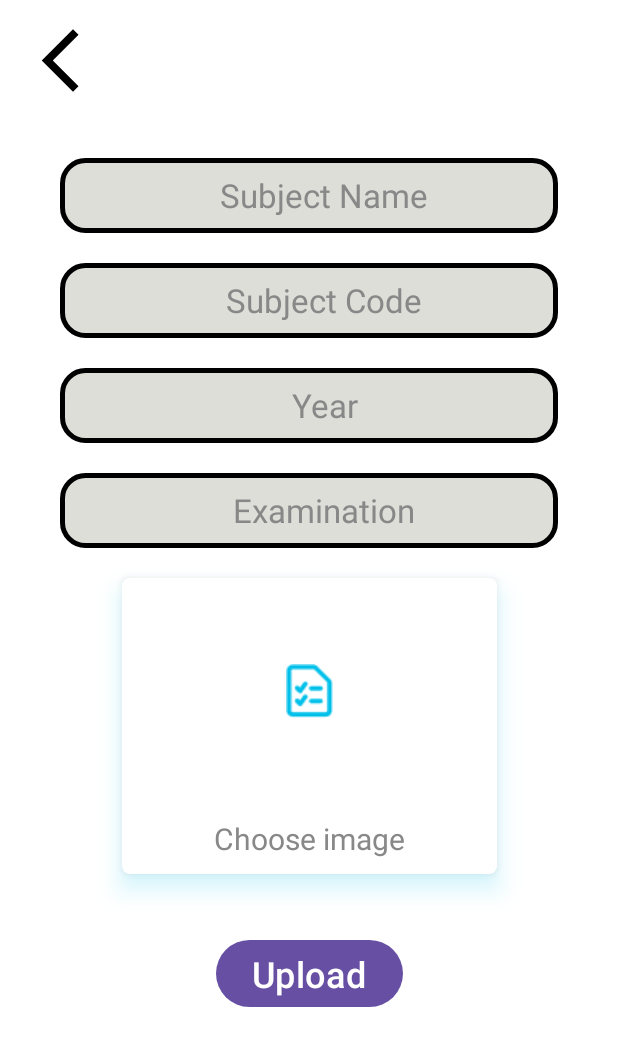
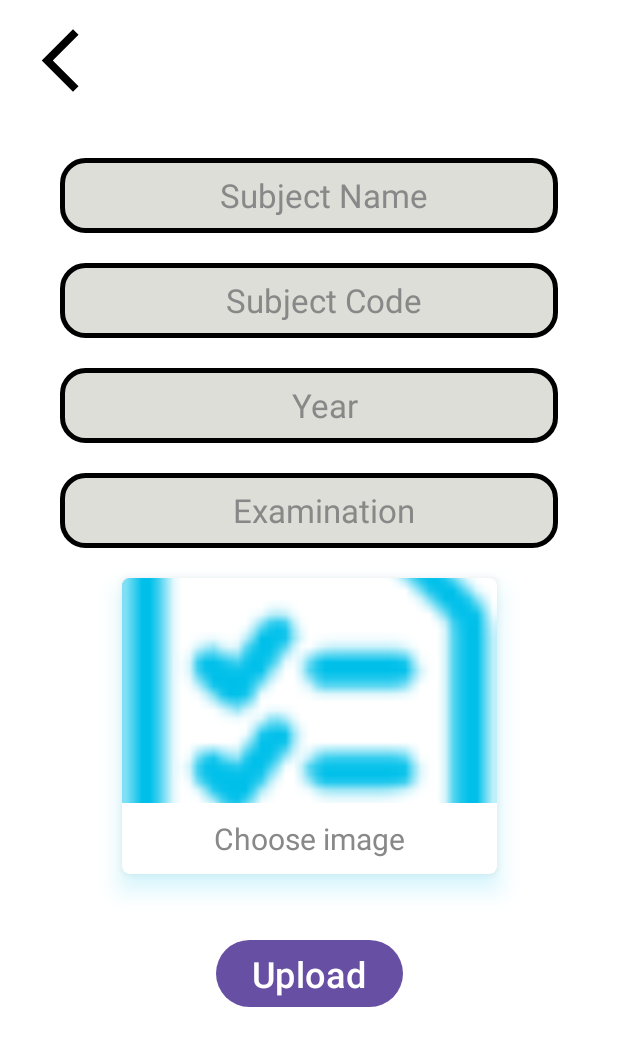
Before and after one commit to Vaibhavbansal15/JIIT-StudySync, an Android app: the UploadPYQ screen opened directly, with no data from a screen before it, on a phone screen of 412 x 824 dp. Shown: the top 1046 px of the screen. Run offline under Robolectric (Android 15) with nearby library versions, the light colour scheme and no system bars; our stand-ins replace Firebase (no records; nobody signed in at launch, a user with empty details on screens opened directly).

Commit message:
updated upload feature

```diff
--- a/JIITStudySync/app/src/main/java/com/minorproject/jiitstudysync/uploadPYQ.kt
+++ b/JIITStudySync/app/src/main/java/com/minorproject/jiitstudysync/uploadPYQ.kt
@@ -76,7 +76,7 @@ class UploadPYQ : AppCompatActivity() {
         progressDialog.show()
 
         val subjectCode = binding.pyqSubCode.text.toString()
-        val fileName : String = binding.pyqSubCode.text.toString()+"_"+binding.pyqExam.text.toString()+"_"+binding.pyqYear.text.toString()
+        val fileName : String = binding.pyqSubCode.text.toString()+"_"+binding.pyqExam.text.toString()+"_"+binding.pyqYear.text.toString()+"_"+System.currentTimeMillis().toString()
         storageReference.getReference("Uploaded_PYQs").child("$subjectCode/$fileName").putFile(imageUri)
             .addOnSuccessListener {
                 progressDialog.dismiss()
@@ -85,6 +85,8 @@ class UploadPYQ : AppCompatActivity() {
                 binding.pyqYear.text.clear()
                 binding.pyqExam.text.clear()
                 binding.pyqImage.setImageURI(null)
+                binding.imgName.setText("Choose image")
+
                 Toast.makeText(this, "Image Uploaded Successfully....", Toast.LENGTH_SHORT).show()
             }.addOnFailureListener{
                 progressDialog.dismiss()
--- a/JIITStudySync/app/src/main/res/layout/activity_upload_pyq.xml
+++ b/JIITStudySync/app/src/main/res/layout/activity_upload_pyq.xml
@@ -114,7 +114,7 @@
                 android:id="@+id/pyqImage"
                 android:layout_width="250dp"
                 android:layout_height="150dp"
-                android:scaleType="center"
+                android:scaleType="centerCrop"
                 android:src="@drawable/pyq_icon"
                 android:text="Selected Image"
                 android:textSize="22sp" />
```
Also changed, not shown: JIITStudySync/app/src/main/java/com/minorproject/jiitstudysync/uploadNotes.kt (+4 -4 lines).
